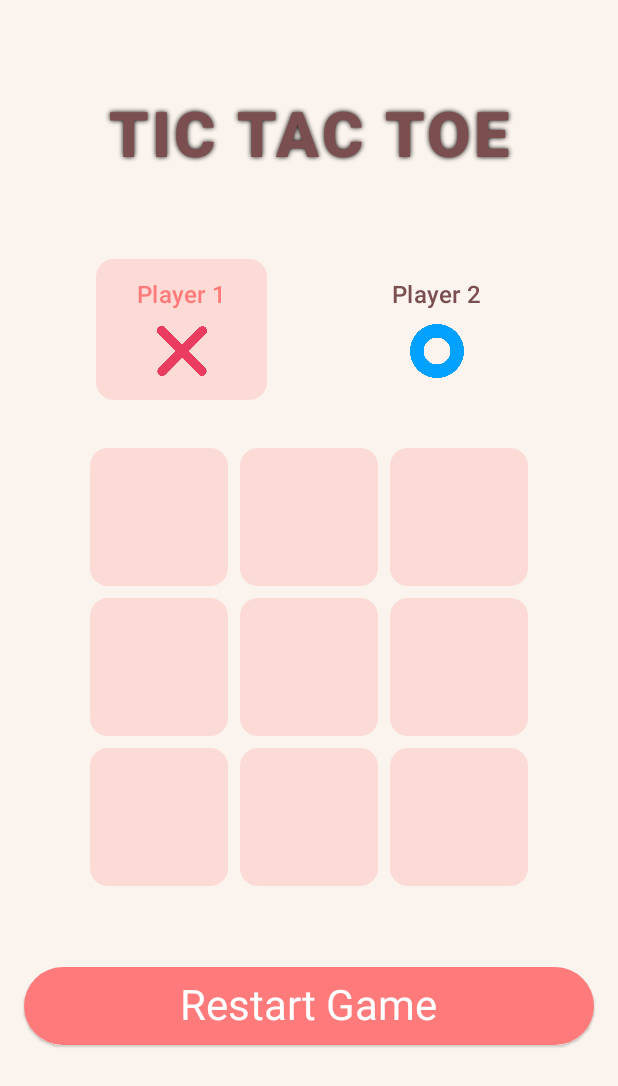
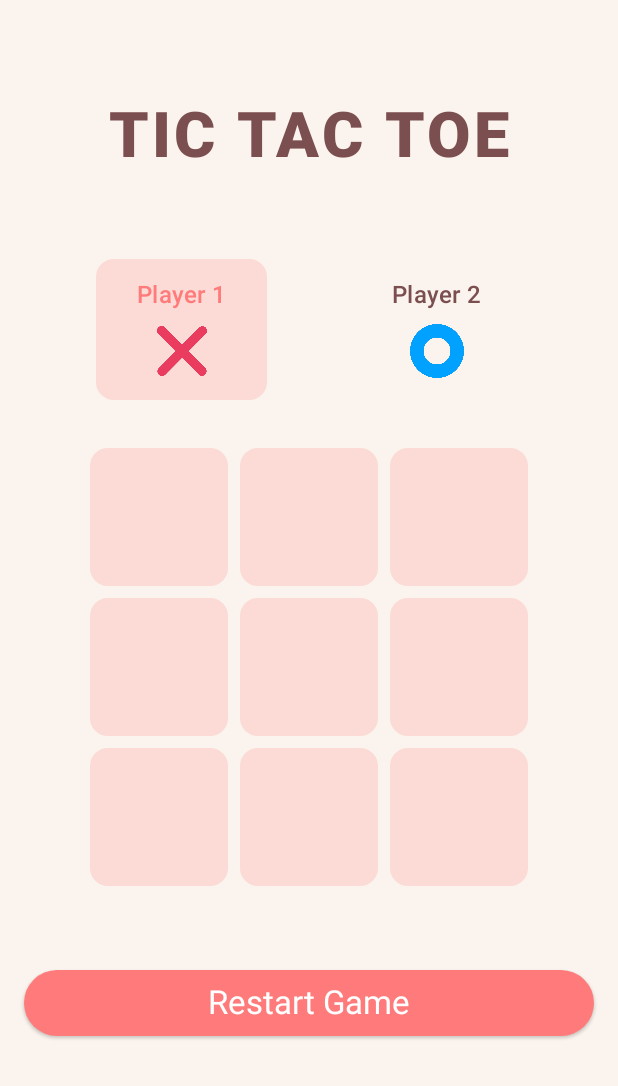
Before and after one commit to HarshHingorani22197/TicTacToe, an Android app built with Jetpack Compose: the screen it shows after launch (MainActivity), after a tap on "Start Infinite Game", on a phone screen of 412 x 824 dp. Shown: the top 1086 px of the screen. Run offline under Robolectric (Android 15) with nearby library versions, the phone set to English and light mode, and no system bars; 2 other taps on this screen came first.

Commit message:
minor ui changes

```diff
--- a/app/src/main/java/com/example/ticktacktoe/GameScreen.kt
+++ b/app/src/main/java/com/example/ticktacktoe/GameScreen.kt
@@ -38,7 +38,6 @@ fun GameScreen(navController: NavController, playerX: String, playerO: String) {
                 fontSize = 42.sp,
                 fontWeight = FontWeight.Black,
                 letterSpacing = 2.sp,
-                shadow = Shadow(color = Color.Black, blurRadius = 4f)
             ),
             color = Color(0xFF7B4F50),
             modifier = Modifier
--- a/app/src/main/java/com/example/ticktacktoe/GameScreen2.kt
+++ b/app/src/main/java/com/example/ticktacktoe/GameScreen2.kt
@@ -39,7 +39,6 @@ fun GameScreen2(navController: NavController, playerX: String, playerO: String)
                 fontSize = 42.sp,
                 fontWeight = FontWeight.Black,
                 letterSpacing = 2.sp,
-                shadow = Shadow(color = Color.Black, blurRadius = 4f)
             ),
             color = Color(0xFF7B4F50),
             modifier = Modifier
@@ -104,7 +103,7 @@ fun GameScreen2(navController: NavController, playerX: String, playerO: String)
             modifier = Modifier.fillMaxWidth(),
             colors = ButtonDefaults.buttonColors(containerColor = Color(0xFFFF7B7B))
         ) {
-            Text("Restart Game", style = MaterialTheme.typography.headlineMedium, color = Color.White)
+            Text("Restart Game", style = MaterialTheme.typography.titleLarge, color = Color.White)
         }
     }
 }
--- a/app/src/main/java/com/example/ticktacktoe/LoginScreen.kt
+++ b/app/src/main/java/com/example/ticktacktoe/LoginScreen.kt
@@ -74,7 +74,6 @@ fun LoginScreen(navController: NavController) {
                     fontSize = 42.sp,
                     fontWeight = FontWeight.Black,
                     letterSpacing = 2.sp,
-                    shadow = Shadow(color = Color.Black, blurRadius = 4f)
                 ),
                 color = Color(0xFF7B4F50) // Darker shade for contrast
             )
```
